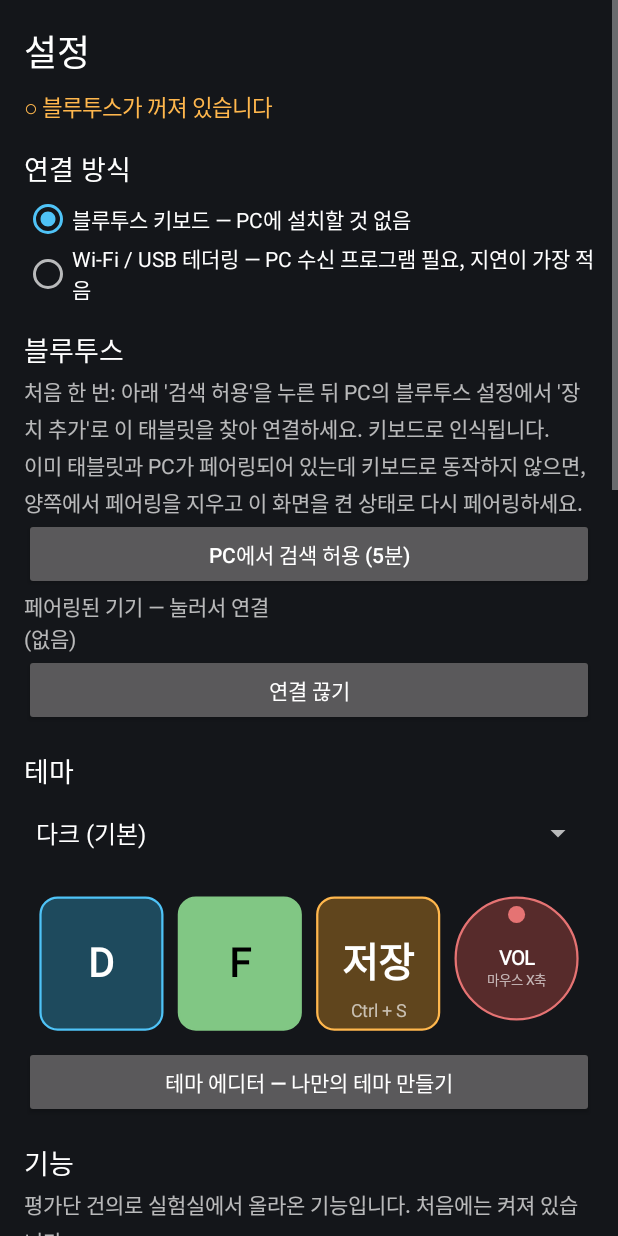
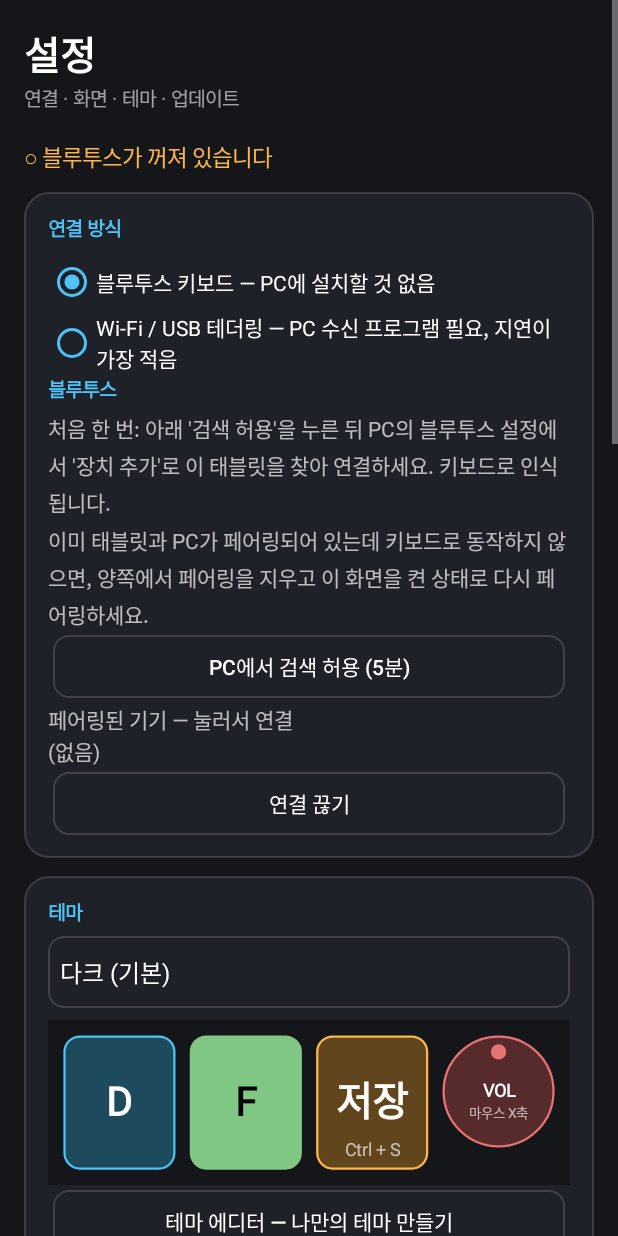
Before and after one commit to jkyou1127-ship-it/control, an Android app: the screen it shows after launch (SettingsActivity), after a tap on "설정", on a phone screen of 412 x 824 dp. Run offline under Robolectric (Android 15) with nearby library versions, the phone set to English and light mode, and no system bars; network calls fail; pictures from the network do not load.

Commit message:
2.0: UI 대개편, 숨긴 기능 삭제, 평가단 OK 후 정식 반영
Co-Authored-By: Claude Opus 5.5 <noreply@anthropic.com>
Claude-Session: https://claude.ai/code/session_01TkSyFuCSLW8JqqorFFicnk

```diff
--- a/app/build.gradle.kts
+++ b/app/build.gradle.kts
@@ -11,8 +11,8 @@ android {
         applicationId = "com.controlpad.app"
         minSdk = 28
         targetSdk = 34
-        versionCode = 67
-        versionName = "1.38"
+        versionCode = 68
+        versionName = "2.0"
     }
 
     // 저장소에 포함된 고정 키. 비밀이 아니며, 어디서 빌드하든 같은 서명이 되어
--- a/app/src/main/java/com/controlpad/app/App.kt
+++ b/app/src/main/java/com/controlpad/app/App.kt
@@ -38,6 +38,7 @@ open class BaseActivity : Activity() {
      * 내용이 가려지지 않게 그만큼 안쪽 여백을 준다(그렇지 않은 빌드에서는 여백이 0 으로 들어온다).
      */
     override fun setContentView(view: android.view.View) {
+        Ui.restyle(view)
         super.setContentView(view)
         val l = view.paddingLeft; val t = view.paddingTop; val r = view.paddingRight; val b = view.paddingBottom
         view.setOnApplyWindowInsetsListener { v, insets ->
@@ -617,6 +618,7 @@ class FlowLayout(ctx: Context) : android.view.ViewGroup(ctx) {
 
 /** 대화상자를 화면 폭에 가깝게 넓힌다(기본 폭은 태블릿에서 좁아 내용이 잘린다). */
 fun android.app.AlertDialog.wide(): android.app.AlertDialog {
+    Ui.restyle(window?.decorView)
     window?.setLayout((context.resources.displayMetrics.widthPixels * 0.92f).toInt(), android.view.WindowManager.LayoutParams.WRAP_CONTENT)
     return this
 }
--- a/app/src/main/java/com/controlpad/app/Labs.kt
+++ b/app/src/main/java/com/controlpad/app/Labs.kt
@@ -75,8 +75,6 @@ object Labs {
         Feature("editor-coords", "위치 · 크기 표시", "편집 화면에서 선택한 것의 위치와 크기를 화면 대비 %로 보여 줍니다."),
         Feature("center-guides", "가운데 안내선", "편집 화면 가운데에 가로·세로 안내선을 그려, 좌우 대칭으로 놓기 쉽게 합니다."),
         Feature("long-press-edit", "길게 눌러 속성 열기", "편집 화면에서 버튼을 길게 누르면 바로 속성 창이 열립니다."),
-        Feature("touch-dots", "터치 위치 표시", "실행 화면에서 손가락이 닿은 자리에 원을 그려 보여 줍니다."),
-        Feature("hold-time", "누른 시간 표시", "실행 화면에서 누르고 있는 버튼 위에 몇 초째 누르고 있는지 보여 줍니다."),
         Feature("auto-dim", "쉬는 동안 어둡게", "실행 화면에서 30초 동안 아무것도 누르지 않으면 화면을 어둡게 합니다. 누르면 바로 돌아옵니다."),
         Feature("option-buttons", "옵션 버튼", "편집 화면 ＋추가에 '옵션 버튼'이 생깁니다. 실행 중에 누르면 진동, 키 표시, 실험실 기능 같은 설정을 바로 켜고 끕니다.", button = true),
     )
@@ -252,9 +250,9 @@ class LabsActivity : BaseActivity() {
     override fun onCreate(savedInstanceState: Bundle?) {
         super.onCreate(savedInstanceState)
         val pad = dp(16)
-        val root = LinearLayout(this).apply { orientation = LinearLayout.VERTICAL; setPadding(pad, pad, pad, pad) }
+        val root = SectionedLayout(this).apply { setPadding(pad, pad, pad, pad) }
         val text = Themes.current.text
-        fun title(t: String) = root.addView(TextView(this).apply { this.text = t; textSize = 18f; setTextColor(text); setPadding(0, pad, 0, dp(4)) })
+        fun title(t: String) = root.addView(Ui.section(this, t))
         fun note(t: String) = root.addView(TextView(this).apply { this.text = t; textSize = 14f; setLineSpacing(0f, 1.2f) })
         // 중계 서버가 있으면 앱에서 바로 보내고(평가단 코드만 필요), 없으면 GitHub 이슈 화면을 연다.
         val viaRelay = Labs.relay.isNotEmpty()
@@ -286,7 +284,7 @@ class LabsActivity : BaseActivity() {
         fun chip(label: String, action: () -> Unit) =
             root.addView(toolChip(this, label, action), LinearLayout.LayoutParams(-2, -2).apply { topMargin = dp(6) })
 
-        root.addView(TextView(this).apply { this.text = "실험실 · 평가단"; textSize = 24f; setTextColor(text) })
+        root.addView(Ui.header(this, "실험실 · 평가단", "다듬는 중인 기능을 써 보고 건의합니다"))
 
         title("평가단")
         if (viaRelay) {
--- a/app/src/main/java/com/controlpad/app/MainActivity.kt
+++ b/app/src/main/java/com/controlpad/app/MainActivity.kt
@@ -7,6 +7,7 @@ import android.os.Bundle
 import android.os.Handler
 import android.os.Looper
 import android.view.Gravity
+import android.view.View
 import android.widget.Button
 import android.widget.EditText
 import android.widget.LinearLayout
@@ -38,10 +39,19 @@ class MainActivity : BaseActivity() {
         val pad = dp(16)
         val root = LinearLayout(this).apply { orientation = LinearLayout.VERTICAL; setPadding(pad, pad, pad, pad) }
 
-        val header = LinearLayout(this).apply { gravity = Gravity.CENTER_VERTICAL }
-        header.addView(TextView(this).apply { text = "ControlPad"; textSize = 24f; setTextColor(Themes.current.text) })
-        status = TextView(this).apply { textSize = 14f; setPadding(pad, 0, pad, 0) }
-        header.addView(status, LinearLayout.LayoutParams(0, -2, 1f))
+        // 2.0: 위쪽은 제목 줄(이름 + 연결 상태 + 설정), 그 아래 도구 줄(가로로 밀 수 있음)
+        val top = LinearLayout(this).apply { gravity = Gravity.CENTER_VERTICAL }
+        top.addView(TextView(this).apply {
+            text = "ControlPad"; textSize = 26f; setTextColor(Themes.current.text); typeface = android.graphics.Typeface.DEFAULT_BOLD
+        })
+        status = TextView(this).apply {
+            textSize = 13f; setPadding(dp(10), dp(4), dp(10), dp(4))
+            background = Ui.rounded(this@MainActivity, Ui.surface(), 20, Ui.line())
+        }
+        top.addView(status, LinearLayout.LayoutParams(-2, -2).apply { leftMargin = dp(12) })
+        top.addView(View(this), LinearLayout.LayoutParams(0, 1, 1f))
+        root.addView(top)
+        val header = LinearLayout(this).apply { gravity = Gravity.CENTER_VERTICAL; setPadding(0, dp(10), 0, dp(6)) }
         header.addView(Button(this).apply {
             text = "설정"
             setOnClickListener { startActivity(Intent(this@MainActivity, SettingsActivity::class.java)) }
@@ -63,7 +73,7 @@ class MainActivity : BaseActivity() {
             show()
             setOnClickListener { Link.listSort = (Link.listSort + 1) % ListSort.names.size; show(); refresh() }
         })
-        header.addView(Button(this).apply { text = "＋ 새 레이아웃"; setOnClickListener { newLayout() } })
+        header.addView(Button(this).apply { text = "＋ 새 레이아웃"; tag = Ui.PRIMARY; setOnClickListener { newLayout() } })
         header.addView(Button(this).apply {
             text = "✎ 그림 레이아웃"
             setOnClickListener {
@@ -75,7 +85,7 @@ class MainActivity : BaseActivity() {
                 }
             }
         })
-        root.addView(header)
+        root.addView(android.widget.HorizontalScrollView(this).apply { isHorizontalScrollBarEnabled = false; addView(header) })
 
         search = android.widget.EditText(this).apply {
             hint = "레이아웃 검색"; setSingleLine()
@@ -142,8 +152,8 @@ class MainActivity : BaseActivity() {
         for (l in layouts) {
             val row = LinearLayout(this).apply {
                 gravity = Gravity.CENTER_VERTICAL
+                background = Ui.rounded(this@MainActivity, Ui.surface(), 14, Ui.line())
                 if (compact) setPadding(dp(10), dp(2), dp(4), dp(2)) else setPadding(dp(12), dp(8), dp(4), dp(8))
-                setBackgroundColor(Themes.current.card)
                 isClickable = true
                 setOnClickListener { open(PlayActivity::class.java, l.id) }
             }
@@ -197,8 +207,9 @@ class MainActivity : BaseActivity() {
                     }.show()
                 }
             }, LinearLayout.LayoutParams(dp(56), -2))
-            list.addView(row, LinearLayout.LayoutParams(-1, -2).apply { topMargin = dp(8) })
+            list.addView(row, LinearLayout.LayoutParams(-1, -2).apply { topMargin = dp(10) })
         }
+        Ui.restyle(list)       // 줄마다 새로 만든 버튼들에도 2.0 모양을 입힌다
     }
 
     /** 홈 화면에 이 레이아웃을 바로 실행하는 바로가기를 만든다. */
--- a/app/src/main/java/com/controlpad/app/Options.kt
+++ b/app/src/main/java/com/controlpad/app/Options.kt
@@ -21,7 +21,7 @@ object Options {
     /** 실행 중에 바꿔서 의미가 있는 실험실 기능들. */
     val labIds = listOf(
         "kps", "battery", "exit-guard", "hide-status", "press-sound", "key-history",
-        "touch-dots", "hold-time", "auto-dim", "status-bottom",
+        "auto-dim", "status-bottom",
         "press-count", "release-haptic", "release-sound", "hide-labels", "dim-buttons", "pressed-outline",
         "kps-peak", "clock-seconds", "session-summary", "status-large",
     )
--- a/app/src/main/java/com/controlpad/app/SettingsActivity.kt
+++ b/app/src/main/java/com/controlpad/app/SettingsActivity.kt
@@ -41,11 +41,11 @@ class SettingsActivity : BaseActivity() {
     override fun onCreate(savedInstanceState: Bundle?) {
         super.onCreate(savedInstanceState)
         val pad = dp(16)
-        val root = LinearLayout(this).apply { orientation = LinearLayout.VERTICAL; setPadding(pad, pad, pad, pad) }
-        fun title(t: String) = TextView(this).apply { text = t; textSize = 18f; setTextColor(Themes.current.text); setPadding(0, pad, 0, dp(4)) }
+        val root = SectionedLayout(this).apply { setPadding(pad, pad, pad, pad) }
+        fun title(t: String) = Ui.section(this, t)
         fun note(t: String) = TextView(this).apply { text = t; textSize = 14f; setLineSpacing(0f, 1.2f) }
 
-        root.addView(TextView(this).apply { text = "설정"; textSize = 24f; setTextColor(Themes.current.text) })
+        root.addView(Ui.header(this, "설정", "연결 · 화면 · 테마 · 업데이트"))
         status = TextView(this).apply { textSize = 15f; setPadding(0, dp(8), 0, 0) }
         root.addView(status)
         // 실험실과 평가단은 알파 빌드를 받는 사람에게만 보인다. 자주 쓰므로 맨 위에 둔다.
--- a/app/src/main/java/com/controlpad/app/ThemeEditorActivity.kt
+++ b/app/src/main/java/com/controlpad/app/ThemeEditorActivity.kt
@@ -159,6 +159,7 @@ class ThemeEditorActivity : BaseActivity() {
             this.text = "저장한 테마는 설정의 테마 목록 맨 아래에 나옵니다. 배경이 밝으면 목록과 설정 화면도 밝은 모양으로 바뀝니다."
             setPadding(0, dp(8), 0, 0)
         })
+        Ui.restyle(form)
     }
 
     private fun save() {
--- /dev/null
+++ b/app/src/main/java/com/controlpad/app/Ui.kt
@@ -0,0 +1,126 @@
+package com.controlpad.app
+
+import android.content.Context
+import android.content.res.ColorStateList
+import android.graphics.drawable.GradientDrawable
+import android.graphics.drawable.RippleDrawable
+import android.view.View
+import android.view.ViewGroup
+import android.widget.Button
+import android.widget.CheckBox
+import android.widget.EditText
+import android.widget.LinearLayout
+import android.widget.RadioButton
+import android.widget.SeekBar
+import android.widget.Spinner
+import android.widget.TextView
+
+/**
+ * 2.0 화면 모양: 둥근 카드, 납작한 버튼, 테마 색을 따르는 강조색.
+ * 화면을 만든 뒤 restyle 로 한꺼번에 입히므로, 각 화면은 평소처럼 기본 위젯으로 만들면 된다.
+ */
+object Ui {
+    const val SECTION = "ui-section"       // 이 태그가 붙은 제목은 SectionedLayout 에서 새 카드를 연다
+    const val PRIMARY = "ui-primary"       // 이 태그가 붙은 버튼은 강조색으로 채운다
+
+    fun accent(t: PadTheme = Themes.current): Int = if (t.light) 0xFF0277BD.toInt() else 0xFF4FC3F7.toInt()
+
+    /** 배경 위에 살짝 떠 보이는 면(카드·버튼 바탕). */
+    fun surface(t: PadTheme = Themes.current): Int = t.card
+
+    fun line(t: PadTheme = Themes.current): Int = t.text and 0x00FFFFFF or 0x26000000
+
+    fun rounded(ctx: Context, fill: Int, radiusDp: Int, stroke: Int = 0): GradientDrawable =
+        GradientDrawable().apply {
+            setColor(fill); cornerRadius = ctx.dp(radiusDp).toFloat()
+            if (stroke != 0) setStroke(ctx.dp(1), stroke)
+        }
+
+    private fun ripple(ctx: Context, base: GradientDrawable): RippleDrawable =
+        RippleDrawable(ColorStateList.valueOf(accent() and 0x00FFFFFF or 0x44000000), base, null)
+
+    /** 화면(또는 대화상자) 안의 위젯을 2.0 모양으로 바꾼다. */
+    fun restyle(view: View?) {
+        if (view == null) return
+        val ctx = view.context
+        val t = Themes.current
+        when (view) {
+            is CheckBox, is RadioButton -> {
+                view as android.widget.CompoundButton
+                view.buttonTintList = ColorStateList.valueOf(accent())
+                view.setTextColor(t.text)
+                view.minHeight = ctx.dp(40)
+            }
+            is Button -> {
+                val primary = view.tag == PRIMARY
+                view.isAllCaps = false
+                view.stateListAnimator = null
+                view.background = ripple(ctx, rounded(ctx, if (primary) accent() else surface(), 10, if (primary) 0 else line()))
+                view.setTextColor(if (primary) (if (Themes.luminance(accent()) > 0.5f) 0xFF0B1A24.toInt() else 0xFFFFFFFF.toInt()) else t.text)
+                view.minHeight = ctx.dp(42); view.minimumHeight = ctx.dp(42)
+                view.setPadding(ctx.dp(14), ctx.dp(8), ctx.dp(14), ctx.dp(8))
+                (view.layoutParams as? ViewGroup.MarginLayoutParams)?.let { it.setMargins(ctx.dp(3), ctx.dp(3), ctx.dp(3), ctx.dp(3)); view.layoutParams = it }
+            }
+            is EditText -> {
+                view.background = rounded(ctx, surface(), 10, line())
+                view.setPadding(ctx.dp(12), ctx.dp(10), ctx.dp(12), ctx.dp(10))
+                view.setTextColor(t.text)
+                view.setHintTextColor(t.text and 0x00FFFFFF or 0x77000000)
+            }
+            is Spinner -> view.background = rounded(ctx, surface(), 10, line())
+            is SeekBar -> {
+                view.progressTintList = ColorStateList.valueOf(accent())
+                view.thumbTintList = ColorStateList.valueOf(accent())
+            }
+        }
+        if (view is ViewGroup) for (i in 0 until view.childCount) restyle(view.getChildAt(i))
+    }
+
+    /** 화면 맨 위 제목 줄(큰 제목과 작은 설명). */
+    fun header(ctx: Context, title: String, subtitle: String? = null): LinearLayout =
+        LinearLayout(ctx).apply {
+            orientation = LinearLayout.VERTICAL
+            setPadding(0, 0, 0, ctx.dp(10))
+            addView(TextView(ctx).apply {
+                text = title; textSize = 26f; setTextColor(Themes.current.text)
+                typeface = android.graphics.Typeface.DEFAULT_BOLD
+            })
+            if (subtitle != null) addView(TextView(ctx).apply {
+                text = subtitle; textSize = 13f; setTextColor(Themes.current.text and 0x00FFFFFF or 0x99000000.toInt())
+            })
+        }
+
+    /** 묶음 제목. SectionedLayout 에 넣으면 새 카드가 열린다. */
+    fun section(ctx: Context, title: String): TextView = TextView(ctx).apply {
+        text = title; textSize = 13f; tag = SECTION
+        typeface = android.graphics.Typeface.DEFAULT_BOLD
+        setTextColor(accent())
+        setPadding(0, 0, 0, ctx.dp(6))
+    }
+}
+
+/**
+ * Ui.SECTION 태그가 붙은 제목을 넣으면 둥근 카드를 하나 열고, 다음 제목이 올 때까지 넣는 것을 그 카드에 담는다.
+ * 설정처럼 길게 이어지는 화면을 묶음별 카드로 보여 줄 때 쓴다.
+ */
+class SectionedLayout(ctx: Context) : LinearLayout(ctx) {
+    private var card: LinearLayout? = null
+
+    init { orientation = VERTICAL }
+
+    override fun addView(child: View, index: Int, params: ViewGroup.LayoutParams) {
+        if (child.tag == Ui.SECTION) {
+            val c = LinearLayout(context).apply {
+                orientation = VERTICAL
+                background = Ui.rounded(context, Ui.surface(), 16, Ui.line())
+                setPadding(context.dp(16), context.dp(14), context.dp(16), context.dp(12))
+            }
+            super.addView(c, -1, LayoutParams(-1, -2).apply { topMargin = context.dp(12) })
+            c.addView(child)
+            card = c
+            return
+        }
+        val target = card
+        if (target != null) target.addView(child, params) else super.addView(child, index, params)
+    }
+}
```
Also changed, not shown: app/src/main/java/com/controlpad/app/Changelog.kt (+7 -0 lines), app/src/main/java/com/controlpad/app/PlayActivity.kt (+0 -32 lines), 7 other files.
